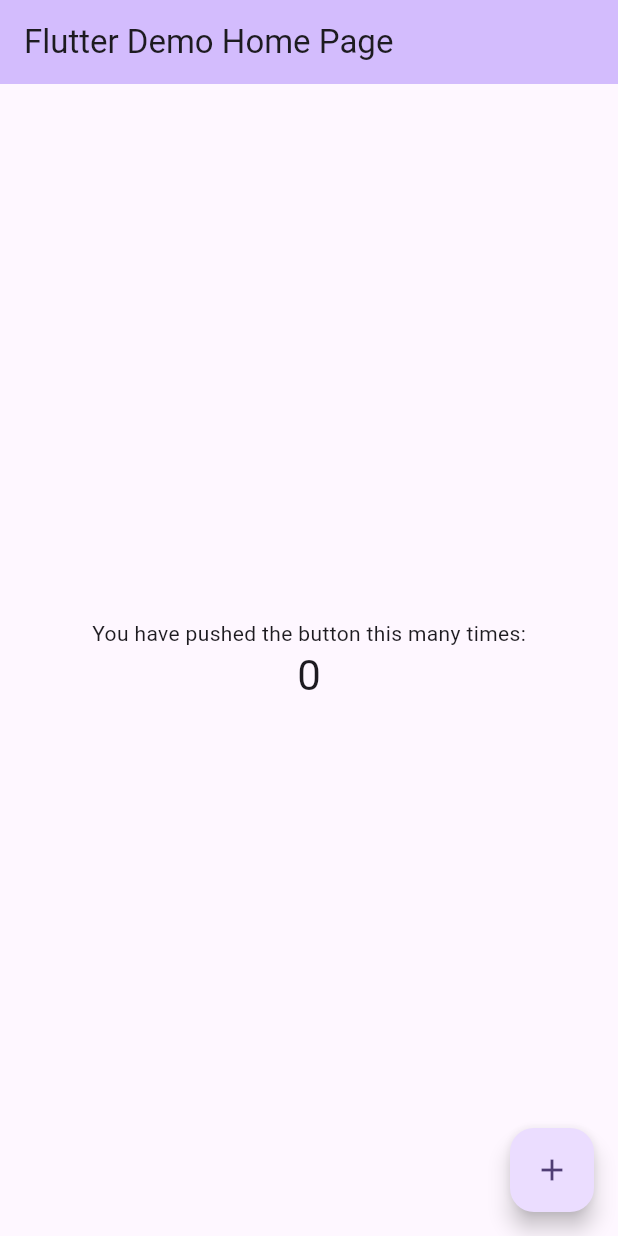
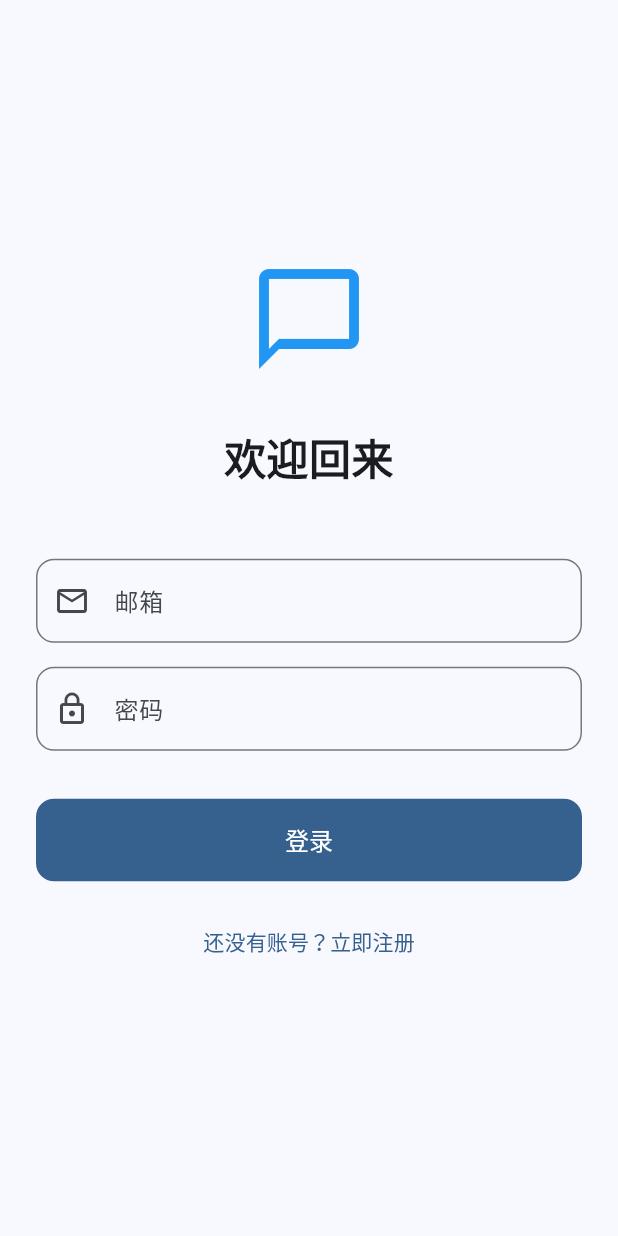
Before and after one commit to could-ai/019a9ba6-dd7a-716a-9e9c-7b02f52b9bf8, a Flutter app: the screen it shows after launch, on a phone screen of 412 x 824 dp. Run offline on Flutter 3.47's test engine with Material 3 defaults, Android fonts, the phone set to English and light mode, and no system bars.

Commit message:
Updated main.dart to set up the application structure, theme, and routing. Defined routes for Login and Home screens.; Created basic data models for User and Message to be used throughout the app.; Created a Login screen with email/password fields and a mock login process.; Created the Home screen with a BottomNavigationBar to navigate between Chats, Contacts, and Profile.; Created the Chat List screen displaying recent conversations with mock data.; Created the individual Chat screen with message bubbles and input field.; Created the Contacts screen displaying a list of friends.; Created the Profile screen with user info and settings options.

```diff
--- a/usr/lib/main.dart
+++ b/usr/lib/main.dart
@@ -1,4 +1,6 @@
 import 'package:flutter/material.dart';
+import 'screens/login_screen.dart';
+import 'screens/home_screen.dart';
 
 void main() {
   runApp(const MyApp());
@@ -7,114 +9,27 @@ void main() {
 class MyApp extends StatelessWidget {
   const MyApp({super.key});
 
-  // This widget is the root of your application.
   @override
   Widget build(BuildContext context) {
     return MaterialApp(
-      title: 'Flutter Demo',
+      title: 'Chat App',
       debugShowCheckedModeBanner: false,
       theme: ThemeData(
-        // This is the theme of your application.
-        //
-        // TRY THIS: Try running your application with "flutter run". You'll see
-        // the application has a purple toolbar. Then, without quitting the app,
-        // try changing the seedColor in the colorScheme below to Colors.green
-        // and then invoke "hot reload" (save your changes or press the "hot
-        // reload" button in a Flutter-supported IDE, or press "r" if you used
-        // the command line to start the app).
-        //
-        // Notice that the counter didn't reset back to zero; the application
-        // state is not lost during the reload. To reset the state, use hot
-        // restart instead.
-        //
-        // This works for code too, not just values: Most code changes can be
-        // tested with just a hot reload.
-        colorScheme: ColorScheme.fromSeed(seedColor: Colors.deepPurple),
+        colorScheme: ColorScheme.fromSeed(
+          seedColor: Colors.blue,
+          brightness: Brightness.light,
+        ),
+        useMaterial3: true,
+        appBarTheme: const AppBarTheme(
+          centerTitle: true,
+          elevation: 0,
+        ),
       ),
-      home: const MyHomePage(title: 'Flutter Demo Home Page'),
+      initialRoute: '/login',
+      routes: {
+        '/login': (context) => const LoginScreen(),
+        '/home': (context) => const HomeScreen(),
+      },
     );
   }
 }
-
-class MyHomePage extends StatefulWidget {
-  const MyHomePage({super.key, required this.title});
-
-  // This widget is the home page of your application. It is stateful, meaning
-  // that it has a State object (defined below) that contains fields that affect
-  // how it looks.
-
-  // This class is the configuration for the state. It holds the values (in this
-  // case the title) provided by the parent (in this case the App widget) and
-  // used by the build method of the State. Fields in a Widget subclass are
-  // always marked "final".
-
-  final String title;
-
-  @override
-  State<MyHomePage> createState() => _MyHomePageState();
-}
-
-class _MyHomePageState extends State<MyHomePage> {
-  int _counter = 0;
-
-  void _incrementCounter() {
-    setState(() {
-      // This call to setState tells the Flutter framework that something has
-      // changed in this State, which causes it to rerun the build method below
-      // so that the display can reflect the updated values. If we changed
-      // _counter without calling setState(), then the build method would not be
-      // called again, and so nothing would appear to happen.
-      _counter++;
-    });
-  }
-
-  @override
-  Widget build(BuildContext context) {
-    // This method is rerun every time setState is called, for instance as done
-    // by the _incrementCounter method above.
-    //
-    // The Flutter framework has been optimized to make rerunning build methods
-    // fast, so that you can just rebuild anything that needs updating rather
-    // than having to individually change instances of widgets.
-    return Scaffold(
-      appBar: AppBar(
-        // TRY THIS: Try changing the color here to a specific color (to
-        // Colors.amber, perhaps?) and trigger a hot reload to see the AppBar
-        // change color while the other colors stay the same.
-        backgroundColor: Theme.of(context).colorScheme.inversePrimary,
-        // Here we take the value from the MyHomePage object that was created by
-        // the App.build method, and use it to set our appbar title.
-        title: Text(widget.title),
-      ),
-      body: Center(
-        // Center is a layout widget. It takes a single child and positions it
-        // in the middle of the parent.
-        child: Column(
-          // Column is also a layout widget. It takes a list of children and
-          // arranges them vertically. By default, it sizes itself to fit its
-          // children horizontally, and tries to be as tall as its parent.
-          //
-          // Column has various properties to control how it sizes itself and
-          // how it positions its children. Here we use mainAxisAlignment to
-          // center the children vertically; the main axis here is the vertical
-          // axis because Columns are vertical (the cross axis would be
-          // horizontal).
-          //
-          // TRY THIS: Invoke "debug painting" (choose the "Toggle Debug Paint"
-          // action in the IDE, or press "p" in the console), to see the
-          // wireframe for each widget.
-          mainAxisAlignment: MainAxisAlignment.center,
-          children: <Widget>[
-            const Text('You have pushed the button this many times:'),
-            Text('$_counter', style: Theme.of(context).textTheme.headlineMedium),
-          ],
-        ),
-      ),
-      floatingActionButton: FloatingActionButton(
-        onPressed: _incrementCounter,
-        tooltip: 'Increment',
-        child: const Icon(Icons.add),
-      ), // This trailing comma makes auto-formatting nicer for build methods.
-    );
-  }
-}
--- /dev/null
+++ b/usr/lib/screens/login_screen.dart
@@ -0,0 +1,113 @@
+import 'package:flutter/material.dart';
+
+class LoginScreen extends StatefulWidget {
+  const LoginScreen({super.key});
+
+  @override
+  State<LoginScreen> createState() => _LoginScreenState();
+}
+
+class _LoginScreenState extends State<LoginScreen> {
+  final _emailController = TextEditingController();
+  final _passwordController = TextEditingController();
+  bool _isLoading = false;
+
+  void _login() async {
+    setState(() {
+      _isLoading = true;
+    });
+
+    // Simulate network delay
+    await Future.delayed(const Duration(seconds: 1));
+
+    if (mounted) {
+      setState(() {
+        _isLoading = false;
+      });
+      // Navigate to Home Screen
+      Navigator.pushReplacementNamed(context, '/home');
+    }
+  }
+
+  @override
+  Widget build(BuildContext context) {
+    return Scaffold(
+      body: SafeArea(
+        child: Padding(
+          padding: const EdgeInsets.all(24.0),
+          child: Column(
+            mainAxisAlignment: MainAxisAlignment.center,
+            crossAxisAlignment: CrossAxisAlignment.stretch,
+            children: [
+              const Icon(
+                Icons.chat_bubble_outline,
+                size: 80,
+                color: Colors.blue,
+              ),
+              const SizedBox(height: 32),
+              const Text(
+                '欢迎回来',
+                style: TextStyle(
+                  fontSize: 28,
+                  fontWeight: FontWeight.bold,
+                ),
+                textAlign: TextAlign.center,
+              ),
+              const SizedBox(height: 48),
+              TextField(
+                controller: _emailController,
+                decoration: InputDecoration(
+                  labelText: '邮箱',
+                  prefixIcon: const Icon(Icons.email_outlined),
+                  border: OutlineInputBorder(
+                    borderRadius: BorderRadius.circular(12),
+                  ),
+                ),
+              ),
+              const SizedBox(height: 16),
+              TextField(
+                controller: _passwordController,
+                obscureText: true,
+                decoration: InputDecoration(
+                  labelText: '密码',
+                  prefixIcon: const Icon(Icons.lock_outline),
+                  border: OutlineInputBorder(
+                    borderRadius: BorderRadius.circular(12),
+                  ),
+                ),
+              ),
+              const SizedBox(height: 32),
+              FilledButton(
+                onPressed: _isLoading ? null : _login,
+                style: FilledButton.styleFrom(
+                  padding: const EdgeInsets.symmetric(vertical: 16),
+                  shape: RoundedRectangleBorder(
+                    borderRadius: BorderRadius.circular(12),
+                  ),
+                ),
+                child: _isLoading
+                    ? const SizedBox(
+                        height: 20,
+                        width: 20,
+                        child: CircularProgressIndicator(
+                          strokeWidth: 2,
+                          color: Colors.white,
+                        ),
+                      )
+                    : const Text(
+                        '登录',
+                        style: TextStyle(fontSize: 16),
+                      ),
+              ),
+              const SizedBox(height: 16),
+              TextButton(
+                onPressed: () {},
+                child: const Text('还没有账号？立即注册'),
+              ),
+            ],
+          ),
+        ),
+      ),
+    );
+  }
+}
```
Also changed, not shown: usr/lib/models/models.dart (added, +31 -0 lines), usr/lib/screens/chat_list_screen.dart (added, +103 -0 lines), usr/lib/screens/chat_screen.dart (added, +196 -0 lines), usr/lib/screens/contacts_screen.dart (added, +53 -0 lines), usr/lib/screens/home_screen.dart (added, +53 -0 lines), usr/lib/screens/profile_screen.dart (added, +72 -0 lines).
